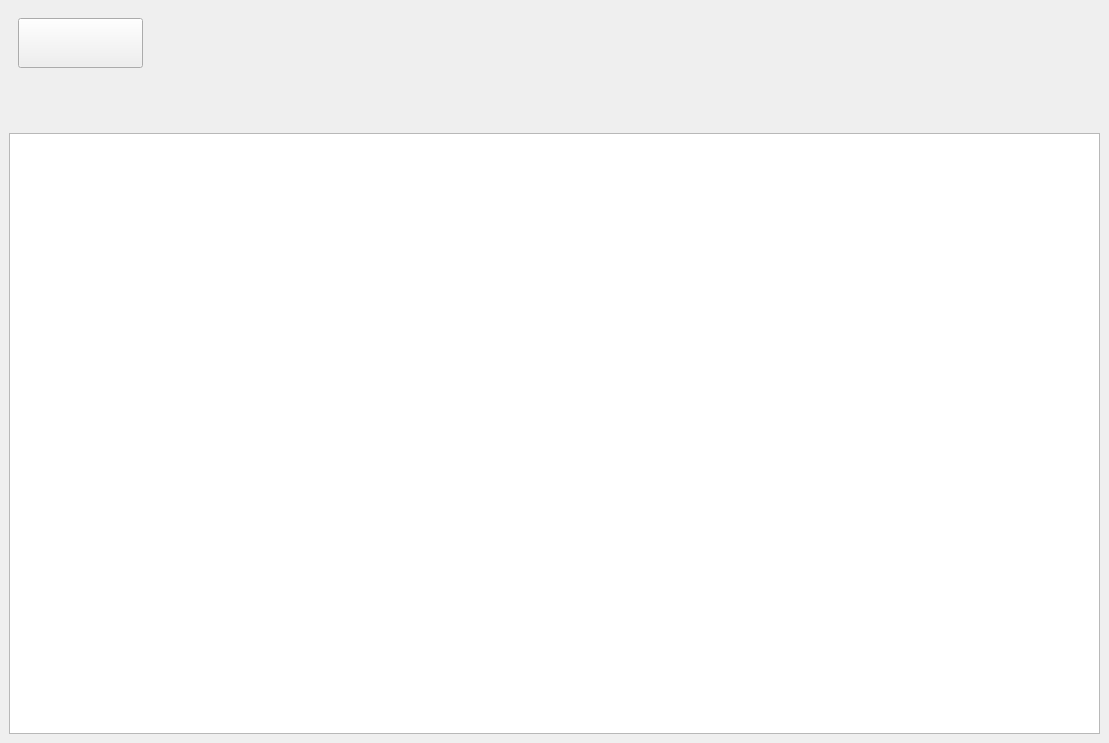
ufukpalpas/Horus, file src/HorusNew.ui: the form before one commit.
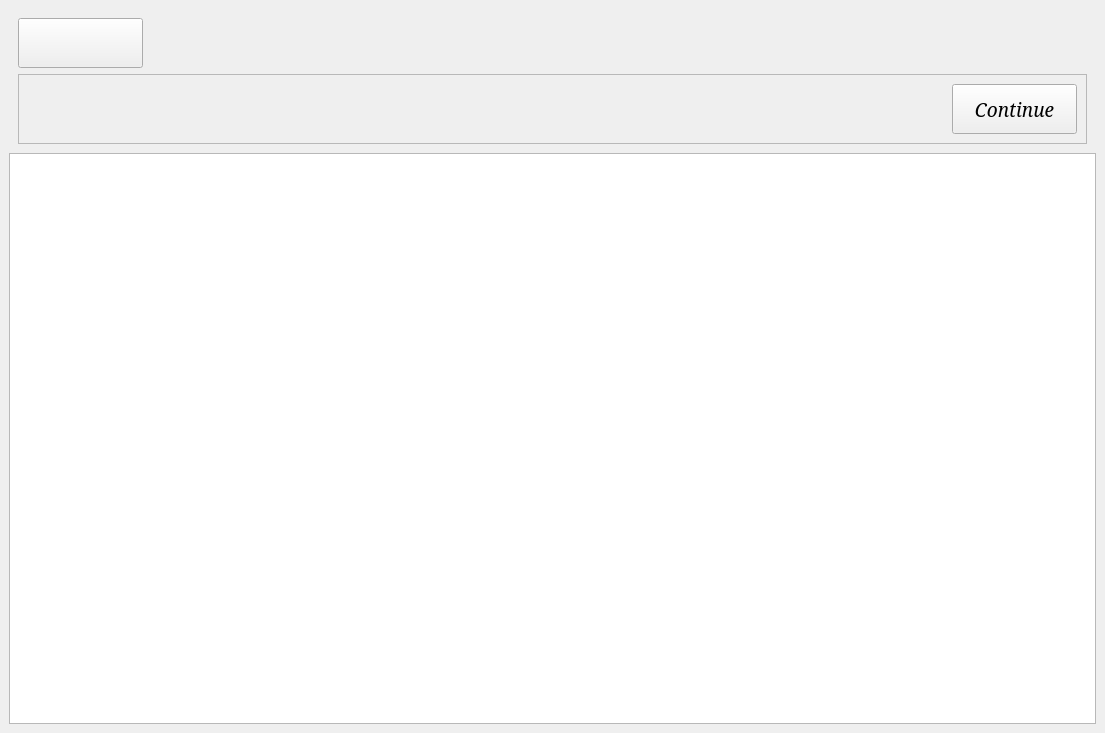
The form after the commit. The open tabs and pages were chosen to show the change. Icons and pictures are not drawn.

Commit message: Saved charts completed

The edit to the form file:
```diff
--- a/src/HorusNew.ui
+++ b/src/HorusNew.ui
@@ -6,8 +6,8 @@
    <rect>
     <x>0</x>
     <y>0</y>
-    <width>1109</width>
-    <height>743</height>
+    <width>1105</width>
+    <height>733</height>
    </rect>
   </property>
   <property name="windowTitle">
@@ -1721,7 +1721,16 @@
              </property>
             </widget>
            </item>
-           <item alignment="Qt::AlignHCenter|Qt::AlignVCenter">
+           <item>
+            <widget class="QFrame" name="frame_4">
+             <property name="frameShape">
+              <enum>QFrame::StyledPanel</enum>
+             </property>
+             <property name="frameShadow">
+              <enum>QFrame::Raised</enum>
+             </property>
+             <layout class="QHBoxLayout" name="horizontalLayout_15">
+              <item alignment="Qt::AlignLeft">
             <widget class="QLabel" name="label">
              <property name="minimumSize">
               <size>
@@ -1735,6 +1744,44 @@
              <property name="text">
               <string/>
              </property>
+               </widget>
+              </item>
+              <item alignment="Qt::AlignRight">
+               <widget class="QPushButton" name="pushButton_4">
+                <property name="minimumSize">
+                 <size>
+                  <width>125</width>
+                  <height>50</height>
+                 </size>
+                </property>
+                <property name="sizeIncrement">
+                 <size>
+                  <width>125</width>
+                  <height>50</height>
+                 </size>
+                </property>
+                <property name="font">
+                 <font>
+                  <pointsize>14</pointsize>
+                  <italic>true</italic>
+                 </font>
+                </property>
+                <property name="text">
+                 <string>Continue</string>
+                </property>
+                <property name="icon">
+                 <iconset resource="ui_img/ui_img/startscreen.qrc">
+                  <normaloff>:/Horus Main Page/play.png</normaloff>:/Horus Main Page/play.png</iconset>
+                </property>
+                <property name="iconSize">
+                 <size>
+                  <width>35</width>
+                  <height>35</height>
+                 </size>
+                </property>
+               </widget>
+              </item>
+             </layout>
             </widget>
            </item>
           </layout>
```
Left out of the diff: 2 changed lines with no effect on the pictures. Lines whose indentation alone changed are shown as unchanged. The commit also changes 1 other file.
